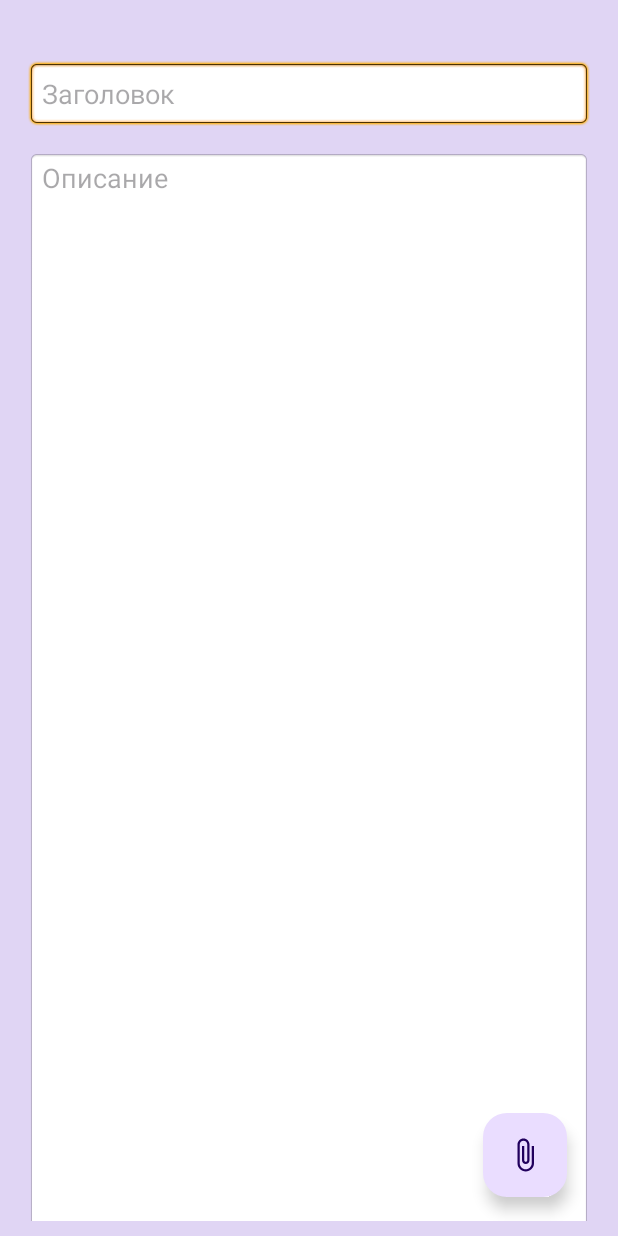
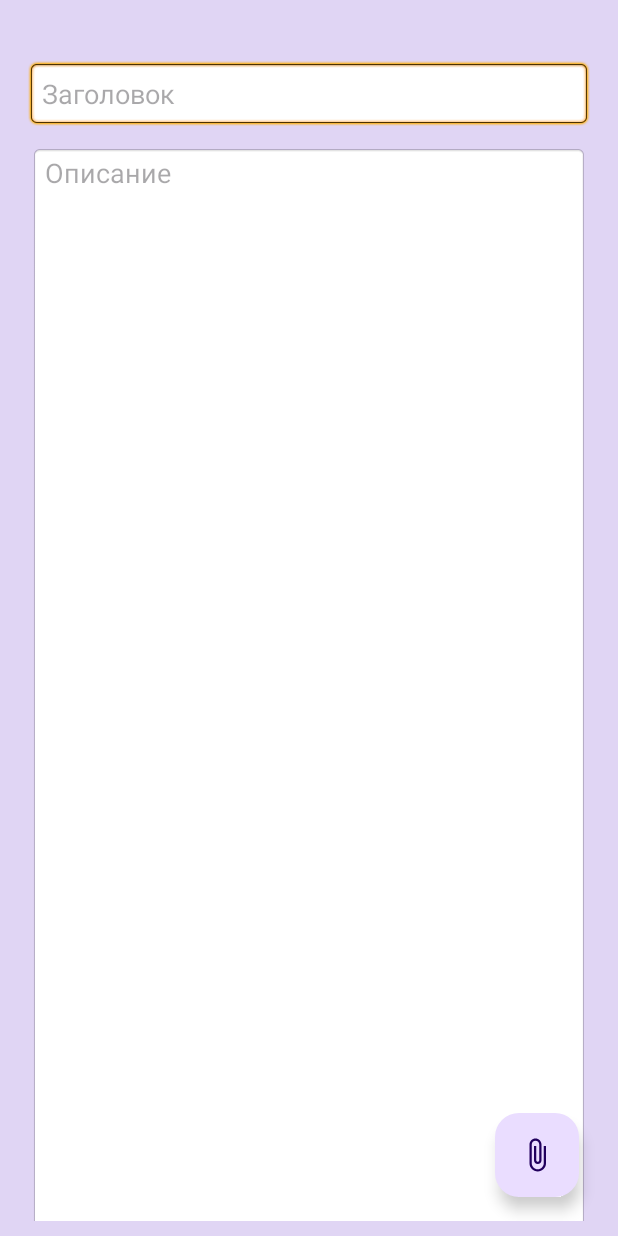
Before and after one commit to VladaZh/Notes, an Android app: the EditActivity screen opened directly, with no data from a screen before it, on a phone screen of 412 x 824 dp. Run offline under Robolectric (Android 15) with nearby library versions, the phone set to English and light mode, and no system bars.

Commit message:
add ScrollView

```diff
--- a/app/src/main/res/layout/edit_activity.xml
+++ b/app/src/main/res/layout/edit_activity.xml
@@ -26,24 +26,29 @@
         app:layout_constraintStart_toStartOf="parent"
         app:layout_constraintTop_toBottomOf="@+id/mainImageLayout" />
 
+    <ScrollView
+        android:id="@+id/scrollView"
+        android:layout_width="match_parent"
+        android:layout_height="800dp"
+        android:layout_marginTop="12dp"
+        android:paddingLeft="10dp"
+        android:paddingRight="10dp"
+        android:fillViewport="true"
+        app:layout_constraintTop_toBottomOf="@+id/edTitle"
+        tools:layout_editor_absoluteX="10dp">
+
         <EditText
             android:id="@+id/edDesc"
             android:layout_width="match_parent"
-        android:layout_height="823dp"
-        android:layout_marginStart="8dp"
-        android:layout_marginTop="100dp"
-        android:layout_marginEnd="8dp"
+            android:layout_height="match_parent"
             android:background="@android:drawable/editbox_background"
             android:ems="10"
-        android:gravity="top"
+            android:gravity="top|start"
             android:hint="@string/ed_desc_hint"
             android:inputType="text|textMultiLine"
             android:paddingStart="10dp"
-        app:layout_constraintBottom_toBottomOf="parent"
-        app:layout_constraintEnd_toEndOf="@+id/edTitle"
-        app:layout_constraintStart_toStartOf="@+id/edTitle"
-        app:layout_constraintTop_toBottomOf="@+id/mainImageLayout"
-        app:layout_constraintVertical_bias="0.086" />
+            android:scrollbars="vertical"/>
+    </ScrollView>
 
     <com.google.android.material.floatingactionbutton.FloatingActionButton
         android:id="@+id/fbSave"
@@ -53,7 +58,7 @@
         android:layout_marginEnd="16dp"
         android:clickable="true"
         android:onClick="onClickSave"
-        app:layout_constraintEnd_toEndOf="@+id/edDesc"
+        app:layout_constraintEnd_toEndOf="@+id/scrollView"
         app:layout_constraintTop_toTopOf="parent"
         app:srcCompat="@drawable/ic_save" />
 
```
Lines whose indentation alone changed are shown as unchanged.
